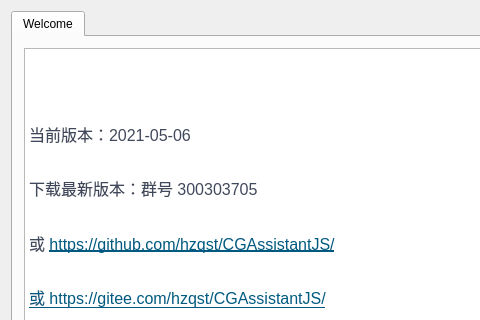
First picture: the form in CGAssistant/mainwindow.ui, repository hzqst/CGAssistant, before the edit; both pictures show x 0 to 480 and y 0 to 320 of the 720 by 480 pixel window.
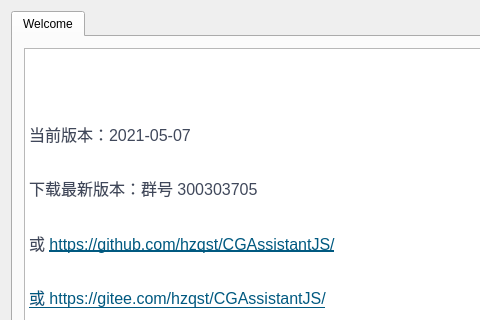
Second picture: the form after the edit. Icons and pictures are not drawn.

Patch:
```diff
--- a/CGAssistant/mainwindow.ui
+++ b/CGAssistant/mainwindow.ui
@@ -73,7 +73,7 @@
 &lt;/style&gt;&lt;/head&gt;&lt;body style=&quot; font-family:'SimSun'; font-size:9pt; font-weight:400; font-style:normal;&quot;&gt;
 &lt;p style=&quot; margin-top:0px; margin-bottom:0px; margin-left:0px; margin-right:0px; -qt-block-indent:0; text-indent:0px;&quot;&gt;&lt;img src=&quot;:/logo.png&quot; /&gt;&lt;/p&gt;
 &lt;p style=&quot;-qt-paragraph-type:empty; margin-top:0px; margin-bottom:16px; margin-left:0px; margin-right:0px; -qt-block-indent:0; text-indent:0px; line-height:160%; font-family:'-apple-system,BlinkMacSystemFont,Segoe UI,Helvetica,Arial,Apple Color Emoji,Segoe UI Emoji,Segoe UI Symbol,Liberation Sans,PingFang SC,Microsoft YaHei,Hiragino Sans GB,Wenquanyi Micro Hei,WenQuanYi Zen Hei,ST Heiti,SimHei,SimSun,WenQuanYi Zen Hei Sharp,sans-serif'; font-size:16px; color:#40485b; background-color:#ffffff;&quot;&gt;&lt;br /&gt;&lt;/p&gt;
-&lt;p style=&quot; margin-top:0px; margin-bottom:16px; margin-left:0px; margin-right:0px; -qt-block-indent:0; text-indent:0px; line-height:160%; background-color:#ffffff;&quot;&gt;&lt;span style=&quot; font-family:'-apple-system,BlinkMacSystemFont,Segoe UI,Helvetica,Arial,Apple Color Emoji,Segoe UI Emoji,Segoe UI Symbol,Liberation Sans,PingFang SC,Microsoft YaHei,Hiragino Sans GB,Wenquanyi Micro Hei,WenQuanYi Zen Hei,ST Heiti,SimHei,SimSun,WenQuanYi Zen Hei Sharp,sans-serif'; font-size:16px; color:#40485b; background-color:#ffffff;&quot;&gt;当前版本：2021-05-06&lt;/span&gt;&lt;/p&gt;
+&lt;p style=&quot; margin-top:0px; margin-bottom:16px; margin-left:0px; margin-right:0px; -qt-block-indent:0; text-indent:0px; line-height:160%; background-color:#ffffff;&quot;&gt;&lt;span style=&quot; font-family:'-apple-system,BlinkMacSystemFont,Segoe UI,Helvetica,Arial,Apple Color Emoji,Segoe UI Emoji,Segoe UI Symbol,Liberation Sans,PingFang SC,Microsoft YaHei,Hiragino Sans GB,Wenquanyi Micro Hei,WenQuanYi Zen Hei,ST Heiti,SimHei,SimSun,WenQuanYi Zen Hei Sharp,sans-serif'; font-size:16px; color:#40485b; background-color:#ffffff;&quot;&gt;当前版本：2021-05-07&lt;/span&gt;&lt;/p&gt;
 &lt;p style=&quot; margin-top:0px; margin-bottom:16px; margin-left:0px; margin-right:0px; -qt-block-indent:0; text-indent:0px; line-height:160%; background-color:#ffffff;&quot;&gt;&lt;span style=&quot; font-family:'-apple-system,BlinkMacSystemFont,Segoe UI,Helvetica,Arial,Apple Color Emoji,Segoe UI Emoji,Segoe UI Symbol,Liberation Sans,PingFang SC,Microsoft YaHei,Hiragino Sans GB,Wenquanyi Micro Hei,WenQuanYi Zen Hei,ST Heiti,SimHei,SimSun,WenQuanYi Zen Hei Sharp,sans-serif'; font-size:16px; color:#40485b; background-color:#ffffff;&quot;&gt;下载最新版本：群号 300303705&lt;/span&gt;&lt;/p&gt;
 &lt;p style=&quot; margin-top:0px; margin-bottom:16px; margin-left:0px; margin-right:0px; -qt-block-indent:0; text-indent:0px; line-height:160%; background-color:#ffffff;&quot;&gt;&lt;span style=&quot; font-family:'-apple-system,BlinkMacSystemFont,Segoe UI,Helvetica,Arial,Apple Color Emoji,Segoe UI Emoji,Segoe UI Symbol,Liberation Sans,PingFang SC,Microsoft YaHei,Hiragino Sans GB,Wenquanyi Micro Hei,WenQuanYi Zen Hei,ST Heiti,SimHei,SimSun,WenQuanYi Zen Hei Sharp,sans-serif'; font-size:16px; color:#40485b; background-color:#ffffff;&quot;&gt;或 &lt;/span&gt;&lt;a href=&quot;https://github.com/hzqst/CGAssistantJS/issues&quot;&gt;&lt;span style=&quot; font-family:'-apple-system,BlinkMacSystemFont,Segoe UI,Helvetica,Arial,Apple Color Emoji,Segoe UI Emoji,Segoe UI Symbol,Liberation Sans,PingFang SC,Microsoft YaHei,Hiragino Sans GB,Wenquanyi Micro Hei,WenQuanYi Zen Hei,ST Heiti,SimHei,SimSun,WenQuanYi Zen Hei Sharp,sans-serif'; font-size:16px; text-decoration: underline; color:#005980; background-color:transparent;&quot;&gt;https://github.com/hzqst/CGAssistantJS/&lt;/span&gt;&lt;/a&gt;&lt;/p&gt;
 &lt;p style=&quot; margin-top:0px; margin-bottom:16px; margin-left:0px; margin-right:0px; -qt-block-indent:0; text-indent:0px; line-height:160%; background-color:#ffffff;&quot;&gt;&lt;a href=&quot;https://github.com/hzqst/CGAssistantJS/issues&quot;&gt;&lt;span style=&quot; font-family:'-apple-system,BlinkMacSystemFont,Segoe UI,Helvetica,Arial,Apple Color Emoji,Segoe UI Emoji,Segoe UI Symbol,Liberation Sans,PingFang SC,Microsoft YaHei,Hiragino Sans GB,Wenquanyi Micro Hei,WenQuanYi Zen Hei,ST Heiti,SimHei,SimSun,WenQuanYi Zen Hei Sharp,sans-serif'; font-size:16px; text-decoration: underline; color:#005980; background-color:transparent;&quot;&gt;或 &lt;/span&gt;&lt;/a&gt;&lt;a href=&quot;https://gitee.com/hzqst/CGAssistantJS/issues&quot;&gt;&lt;span style=&quot; font-family:'-apple-system,BlinkMacSystemFont,Segoe UI,Helvetica,Arial,Apple Color Emoji,Segoe UI Emoji,Segoe UI Symbol,Liberation Sans,PingFang SC,Microsoft YaHei,Hiragino Sans GB,Wenquanyi Micro Hei,WenQuanYi Zen Hei,ST Heiti,SimHei,SimSun,WenQuanYi Zen Hei Sharp,sans-serif'; font-size:16px; text-decoration: underline; color:#005980; background-color:transparent;&quot;&gt;https://gitee.com/hzqst/CGAssistantJS/&lt;/span&gt;&lt;/a&gt;&lt;/p&gt;&lt;/body&gt;&lt;/html&gt;</string>
```
